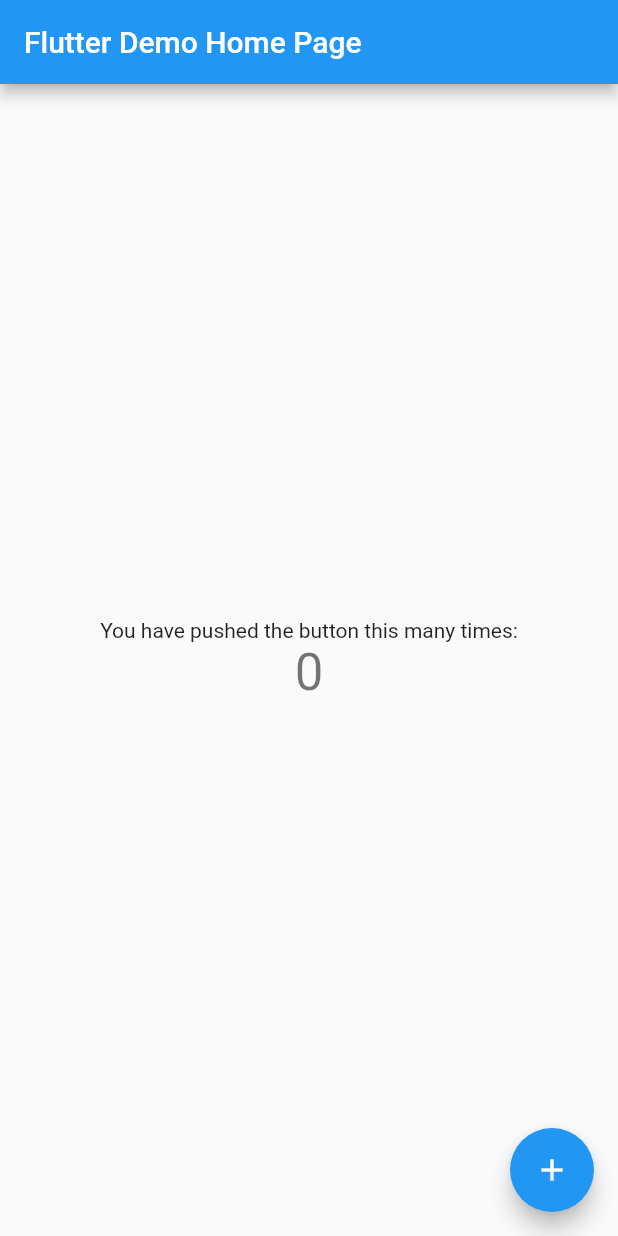
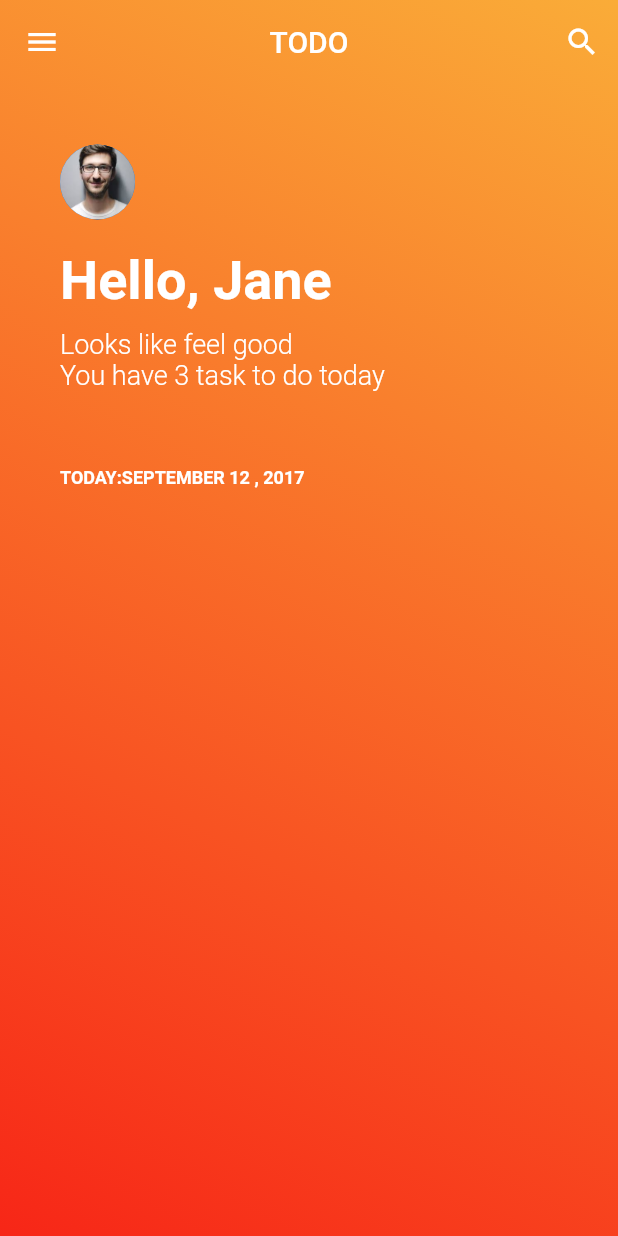
Before and after one commit to kingsmen1/TodoApp, a Flutter app: the screen it shows after launch, on a phone screen of 412 x 824 dp. Run offline on Flutter 3.47's test engine with Material 2 defaults, Android fonts, the phone set to English and light mode, and no system bars; our stand-ins replace flutter_screenutil.

Commit message:
second commit

```diff
--- a/lib/main.dart
+++ b/lib/main.dart
@@ -1,4 +1,7 @@
 import 'package:flutter/material.dart';
+import 'package:flutter_screenutil/flutter_screenutil.dart';
+import 'package:todo_app/utils/theme.dart';
+import 'package:todo_app/utils/utils.dart';
 
 void main() {
   runApp(const MyApp());
@@ -7,109 +10,78 @@ void main() {
 class MyApp extends StatelessWidget {
   const MyApp({Key? key}) : super(key: key);
 
-  // This widget is the root of your application.
   @override
   Widget build(BuildContext context) {
     return MaterialApp(
       title: 'Flutter Demo',
-      theme: ThemeData(
-        // This is the theme of your application.
-        //
-        // Try running your application with "flutter run". You'll see the
-        // application has a blue toolbar. Then, without quitting the app, try
-        // changing the primarySwatch below to Colors.green and then invoke
-        // "hot reload" (press "r" in the console where you ran "flutter run",
-        // or simply save your changes to "hot reload" in a Flutter IDE).
-        // Notice that the counter didn't reset back to zero; the application
-        // is not restarted.
-        primarySwatch: Colors.blue,
-      ),
-      home: const MyHomePage(title: 'Flutter Demo Home Page'),
+      theme: theme(),
+      home: const MyHomePage(),
     );
   }
 }
 
-class MyHomePage extends StatefulWidget {
-  const MyHomePage({Key? key, required this.title}) : super(key: key);
-
-  // This widget is the home page of your application. It is stateful, meaning
-  // that it has a State object (defined below) that contains fields that affect
-  // how it looks.
-
-  // This class is the configuration for the state. It holds the values (in this
-  // case the title) provided by the parent (in this case the App widget) and
-  // used by the build method of the State. Fields in a Widget subclass are
-  // always marked "final".
-
-  final String title;
-
-  @override
-  State<MyHomePage> createState() => _MyHomePageState();
-}
-
-class _MyHomePageState extends State<MyHomePage> {
-  int _counter = 0;
-
-  void _incrementCounter() {
-    setState(() {
-      // This call to setState tells the Flutter framework that something has
-      // changed in this State, which causes it to rerun the build method below
-      // so that the display can reflect the updated values. If we changed
-      // _counter without calling setState(), then the build method would not be
-      // called again, and so nothing would appear to happen.
-      _counter++;
-    });
-  }
+class MyHomePage extends StatelessWidget {
+  const MyHomePage({Key? key}) : super(key: key);
 
   @override
   Widget build(BuildContext context) {
-    // This method is rerun every time setState is called, for instance as done
-    // by the _incrementCounter method above.
-    //
-    // The Flutter framework has been optimized to make rerunning build methods
-    // fast, so that you can just rebuild anything that needs updating rather
-    // than having to individually change instances of widgets.
-    return Scaffold(
-      appBar: AppBar(
-        // Here we take the value from the MyHomePage object that was created by
-        // the App.build method, and use it to set our appbar title.
-        title: Text(widget.title),
-      ),
-      body: Center(
-        // Center is a layout widget. It takes a single child and positions it
-        // in the middle of the parent.
-        child: Column(
-          // Column is also a layout widget. It takes a list of children and
-          // arranges them vertically. By default, it sizes itself to fit its
-          // children horizontally, and tries to be as tall as its parent.
-          //
-          // Invoke "debug painting" (press "p" in the console, choose the
-          // "Toggle Debug Paint" action from the Flutter Inspector in Android
-          // Studio, or the "Toggle Debug Paint" command in Visual Studio Code)
-          // to see the wireframe for each widget.
-          //
-          // Column has various properties to control how it sizes itself and
-          // how it positions its children. Here we use mainAxisAlignment to
-          // center the children vertically; the main axis here is the vertical
-          // axis because Columns are vertical (the cross axis would be
-          // horizontal).
-          mainAxisAlignment: MainAxisAlignment.center,
-          children: <Widget>[
-            const Text(
-              'You have pushed the button this many times:',
+    return ScreenUtilInit(
+        designSize: const Size(392.72727272727275, 813.0909090909091),
+        builder: ((context, child) {
+          return Container(
+            decoration: const BoxDecoration(
+              gradient: LinearGradient(
+                colors: [
+                  Color.fromARGB(255, 250, 172, 56),
+                  Color.fromARGB(255, 247, 38, 23),
+                ],
+                begin: Alignment.topRight,
+                end: Alignment.bottomLeft,
+              ),
             ),
-            Text(
-              '$_counter',
-              style: Theme.of(context).textTheme.headline4,
+            child: Scaffold(
+              backgroundColor: Colors.transparent,
+              //extendBodyBehindAppBar: true,
+              appBar: AppBar(
+                elevation: 0,
+                backgroundColor: Colors.transparent,
+                title: const Text('TODO'),
+                centerTitle: true,
+                actions: [
+                  IconButton(onPressed: () {}, icon: const Icon(Icons.search))
+                ],
+              ),
+              drawer: const Drawer(),
+              body: Padding(
+                padding:
+                    const EdgeInsets.symmetric(horizontal: 40, vertical: 20),
+                child: SizedBox(
+                  // margin: const EdgeInsets.only(top: 70),
+                  width: double.infinity,
+                  child: Column(
+                      crossAxisAlignment: CrossAxisAlignment.start,
+                      children: [
+                        Sheight(20),
+                        const CircleAvatar(
+                          radius: 25,
+                          backgroundImage:
+                              AssetImage('assets/images/images.jpg'),
+                        ),
+                        Sheight(20),
+                        Text('Hello, Jane',
+                            style: Theme.of(context).textTheme.headline1!),
+                        Sheight(10),
+                        Text(
+                            'Looks like feel good\nYou have 3 task to do today',
+                            style: Theme.of(context).textTheme.bodyText2!),
+                        Sheight(50),
+                        Text('TODAY:SEPTEMBER 12 , 2017',
+                            style: Theme.of(context).textTheme.bodyText1!),
+                      ]),
+                ),
+              ),
             ),
-          ],
-        ),
-      ),
-      floatingActionButton: FloatingActionButton(
-        onPressed: _incrementCounter,
-        tooltip: 'Increment',
-        child: const Icon(Icons.add),
-      ), // This trailing comma makes auto-formatting nicer for build methods.
-    );
+          );
+        }));
   }
 }
--- /dev/null
+++ b/lib/utils/theme.dart
@@ -0,0 +1,54 @@
+import 'package:flutter/material.dart';
+
+ThemeData theme() {
+  return ThemeData(
+    scaffoldBackgroundColor: Colors.white,
+    //fontFamily: 'Avenir',
+    textTheme: textTheme(),
+  );
+}
+
+TextTheme textTheme() {
+  return const TextTheme(
+    headline1: TextStyle(
+      fontSize: 36,
+      fontWeight: FontWeight.bold,
+      color: Colors.white,
+    ),
+    headline2: TextStyle(
+      fontSize: 22,
+      fontWeight: FontWeight.bold,
+      color: Colors.white,
+    ),
+    // headline3: TextStyle(
+    //   fontSize: 18,
+    //   fontWeight: FontWeight.bold,
+    //   color: Colors.black,
+    // ),
+    // headline4: TextStyle(
+    //   fontSize: 16,
+    //   fontWeight: FontWeight.bold,
+    //   color: Colors.black,
+    // ),
+    // headline5: TextStyle(
+    //   fontSize: 14,
+    //   fontWeight: FontWeight.bold,
+    //   color: Colors.black,
+    // ),
+    // headline6: TextStyle(
+    //   fontSize: 14,
+    //   fontWeight: FontWeight.normal,
+    //   color: Colors.black,
+    // ),
+    bodyText1: TextStyle(
+      fontSize: 12,
+      fontWeight: FontWeight.w600,
+      color: Colors.white,
+    ),
+    bodyText2: TextStyle(
+      fontSize: 18,
+      fontWeight: FontWeight.w300,
+      color: Colors.white,
+    ),
+  );
+}
--- /dev/null
+++ b/lib/utils/utils.dart
@@ -0,0 +1,15 @@
+import 'package:flutter/cupertino.dart';
+import 'package:flutter/material.dart';
+import 'package:flutter_screenutil/flutter_screenutil.dart';
+
+SizedBox Sheight(double height) {
+  return SizedBox(
+    height: height.h,
+  );
+}
+
+SizedBox Swidth(double width) {
+  return SizedBox(
+    height: width.w,
+  );
+}
```
Also changed, not shown: pubspec.yaml (+6 -14 lines), assets/images/images.jpg (added), pubspec.lock.
